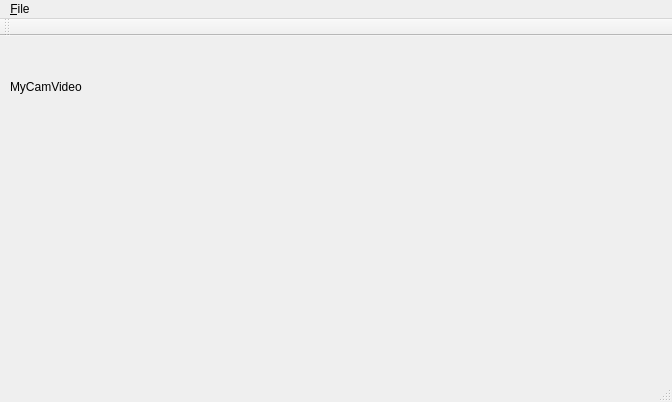
This is HungarianRoadRage/mainwindow.ui in tkertesz/hrrqt as Qt 5 draws it before an edit. The edited form follows.
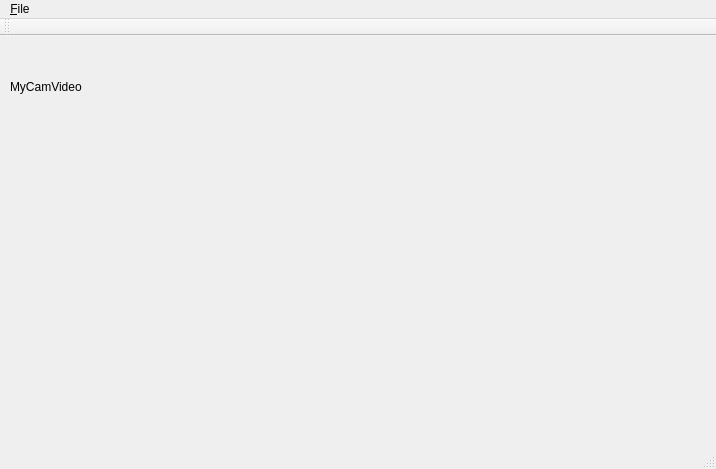
This is the edited form. Custom widgets are drawn as their Qt base class.

Patch:
```diff
--- a/HungarianRoadRage/mainwindow.ui
+++ b/HungarianRoadRage/mainwindow.ui
@@ -6,8 +6,8 @@
    <rect>
     <x>0</x>
     <y>0</y>
-    <width>672</width>
-    <height>402</height>
+    <width>716</width>
+    <height>469</height>
    </rect>
   </property>
   <property name="windowTitle">
@@ -42,7 +42,7 @@
     <rect>
      <x>0</x>
      <y>0</y>
-     <width>672</width>
+     <width>716</width>
      <height>22</height>
     </rect>
    </property>
@@ -65,6 +65,14 @@
   </action>
  </widget>
  <layoutdefault spacing="6" margin="11"/>
+ <customwidgets>
+  <customwidget>
+   <class>RaceRoadWidget</class>
+   <extends>QWidget</extends>
+   <header>raceroadwidget.h</header>
+   <container>1</container>
+  </customwidget>
+ </customwidgets>
  <resources/>
  <connections/>
 </ui>
```
Left out of the diff: 10 changed lines with no effect on the pictures.
